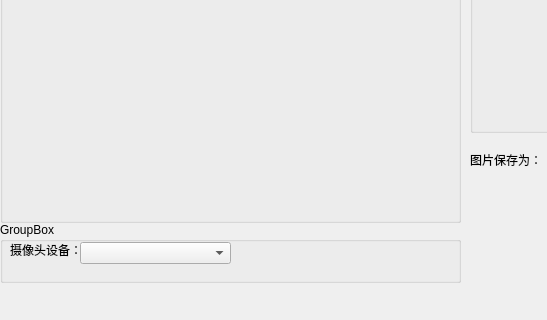
This is camera/mainwindow.ui in snail5201/camera as Qt 5 draws it before an edit; both pictures show x 0 to 547 and y 171 to 491 of the 789 by 491 pixel window. The edited form follows.
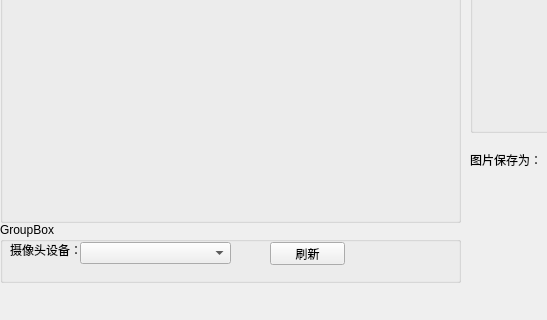
This is the edited form. Custom widgets are drawn as their Qt base class.

Commit message: 添加刷新按钮：启动应用程序后，检测添加或删除设备信息

What changed in the file:
```diff
--- a/camera/mainwindow.ui
+++ b/camera/mainwindow.ui
@@ -82,6 +82,19 @@
       </rect>
      </property>
     </widget>
+    <widget class="QPushButton" name="refresh">
+     <property name="geometry">
+      <rect>
+       <x>270</x>
+       <y>20</y>
+       <width>75</width>
+       <height>23</height>
+      </rect>
+     </property>
+     <property name="text">
+      <string>刷新</string>
+     </property>
+    </widget>
    </widget>
    <widget class="QGroupBox" name="groupBox_3">
     <property name="geometry">
```
The commit also changes 5 other files.
